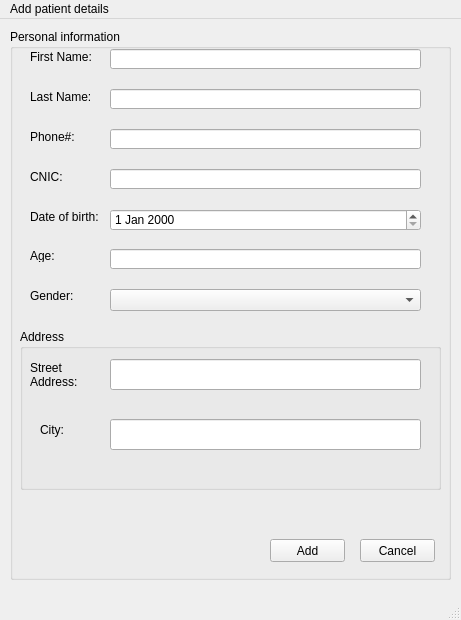
Old version of the form Screens/Receptionist AddPatient.ui in the repository RaahimHash/DBMS-Project-UHU-Clinic.
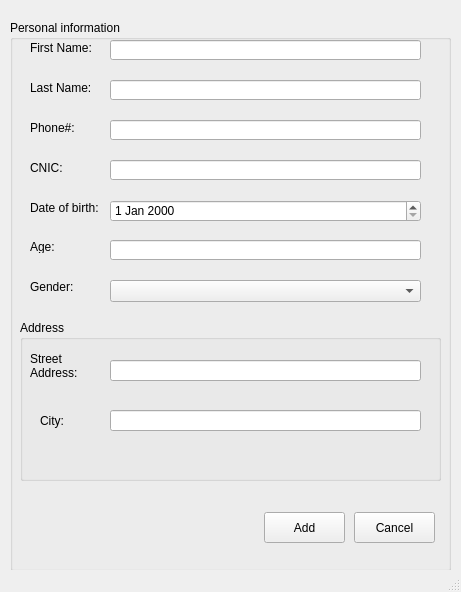
New version of the form.

The edit to the form file:
```diff
--- a/Screens/Receptionist AddPatient.ui
+++ b/Screens/Receptionist AddPatient.ui
@@ -7,7 +7,7 @@
     <x>0</x>
     <y>0</y>
     <width>461</width>
-    <height>620</height>
+    <height>592</height>
    </rect>
   </property>
   <property name="windowTitle">
@@ -18,7 +18,7 @@
     <property name="geometry">
      <rect>
       <x>10</x>
-      <y>10</y>
+      <y>20</y>
       <width>441</width>
       <height>551</height>
      </rect>
@@ -153,10 +153,10 @@
     <widget class="QPushButton" name="pushAdd">
      <property name="geometry">
       <rect>
-       <x>260</x>
-       <y>510</y>
-       <width>75</width>
-       <height>23</height>
+       <x>254</x>
+       <y>492</y>
+       <width>81</width>
+       <height>31</height>
       </rect>
      </property>
      <property name="text">
@@ -166,10 +166,10 @@
     <widget class="QPushButton" name="pushCancel">
      <property name="geometry">
       <rect>
-       <x>350</x>
-       <y>510</y>
-       <width>75</width>
-       <height>23</height>
+       <x>344</x>
+       <y>492</y>
+       <width>81</width>
+       <height>31</height>
       </rect>
      </property>
      <property name="text">
@@ -252,9 +252,9 @@
       <property name="geometry">
        <rect>
         <x>90</x>
-        <y>30</y>
+        <y>40</y>
         <width>311</width>
-        <height>31</height>
+        <height>21</height>
        </rect>
       </property>
      </widget>
@@ -264,7 +264,7 @@
         <x>90</x>
         <y>90</y>
         <width>311</width>
-        <height>31</height>
+        <height>21</height>
        </rect>
       </property>
      </widget>
@@ -281,22 +281,6 @@
     </widget>
    </widget>
   </widget>
-  <widget class="QMenuBar" name="menubar">
-   <property name="geometry">
-    <rect>
-     <x>0</x>
-     <y>0</y>
-     <width>461</width>
-     <height>21</height>
-    </rect>
-   </property>
-   <widget class="QMenu" name="menuScreen3">
-    <property name="title">
-     <string>Add patient details</string>
-    </property>
-   </widget>
-   <addaction name="menuScreen3"/>
-  </widget>
   <widget class="QStatusBar" name="statusbar"/>
  </widget>
  <resources/>
```
Left out of the diff: 3 changed lines with no effect on the pictures.
